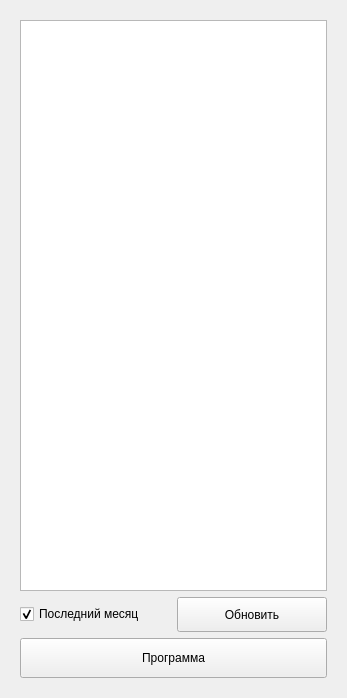
This is prog.ui in Sergeyego/klient_trm as Qt 5 draws it before an edit. The edited form follows.
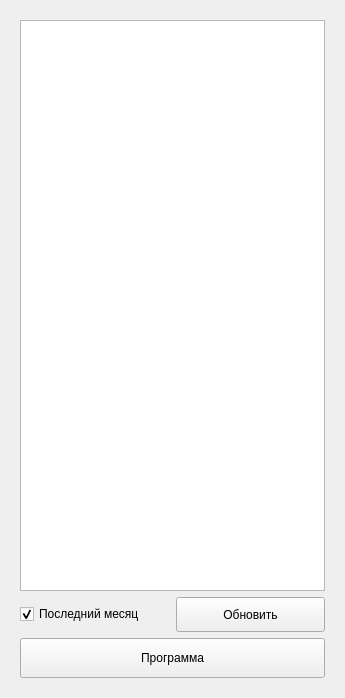
This is the edited form. The open tabs and pages were chosen to show the change. Icons and pictures are not drawn. Custom widgets are drawn as their Qt base class.

Diff of the .ui file:
```diff
--- a/prog.ui
+++ b/prog.ui
@@ -6,7 +6,7 @@
    <rect>
     <x>0</x>
     <y>0</y>
-    <width>347</width>
+    <width>345</width>
     <height>698</height>
    </rect>
   </property>
@@ -29,6 +29,11 @@
       <layout class="QVBoxLayout" name="verticalLayout_3">
        <item>
         <widget class="QTableView" name="tableViewPart">
+         <property name="font">
+          <font>
+           <pointsize>9</pointsize>
+          </font>
+         </property>
          <property name="editTriggers">
           <set>QAbstractItemView::NoEditTriggers</set>
          </property>
```
